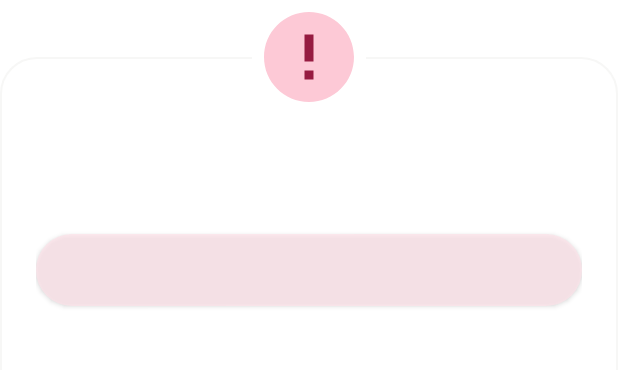
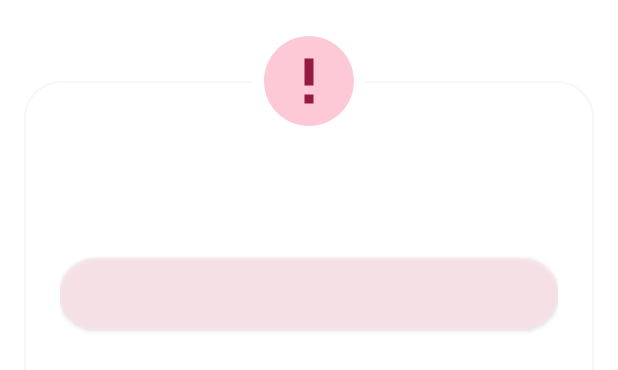
Before and after one commit to Hikmet-Qedirov/Ada, an Android app: the layout fragment_dialog.xml on its own in the app's theme, with its tools: preview values and no code run, on a phone screen of 412 x 824 dp. Shown: the top 370 px of the screen. Run offline under Robolectric (Android 15) with nearby library versions, the phone set to English and light mode, and no system bars.

Commit message:
design margin issue gone

```diff
--- a/app/src/main/res/layout/fragment_dialog.xml
+++ b/app/src/main/res/layout/fragment_dialog.xml
@@ -1,8 +1,10 @@
 <?xml version="1.0" encoding="utf-8"?>
 <FrameLayout xmlns:android="http://schemas.android.com/apk/res/android"
+    xmlns:tools="http://schemas.android.com/tools"
     android:layout_width="match_parent"
     android:layout_height="match_parent"
-    android:gravity="center_horizontal">
+    android:gravity="center_horizontal"
+    android:layout_margin="@dimen/marginContainer">
 
     <LinearLayout
         android:layout_width="match_parent"
@@ -29,7 +31,7 @@
             android:layout_width="match_parent"
             android:layout_height="wrap_content"
             android:layout_marginVertical="@dimen/marginContainer"
-            />
+            tools:ignore="SpeakableTextPresentCheck" />
 
         <TextView
             android:id="@+id/customAlertDialogCancelButton"
@@ -61,7 +63,8 @@
             android:layout_width="@dimen/pageIconSize"
             android:layout_height="@dimen/pageIconSize"
             android:contentDescription="@string/attention_notice"
-            android:src="@drawable/ic_warn" />
+            android:src="@drawable/ic_warn"
+            tools:ignore="ImageContrastCheck" />
     </FrameLayout>
 
 
--- a/app/src/main/res/layout/loading_dialog.xml
+++ b/app/src/main/res/layout/loading_dialog.xml
@@ -6,6 +6,7 @@
     android:background="@drawable/rounded_square_background"
     android:orientation="vertical"
     android:gravity="center"
+    android:layout_margin="@dimen/marginContainer"
     >
 
     <ProgressBar
```
